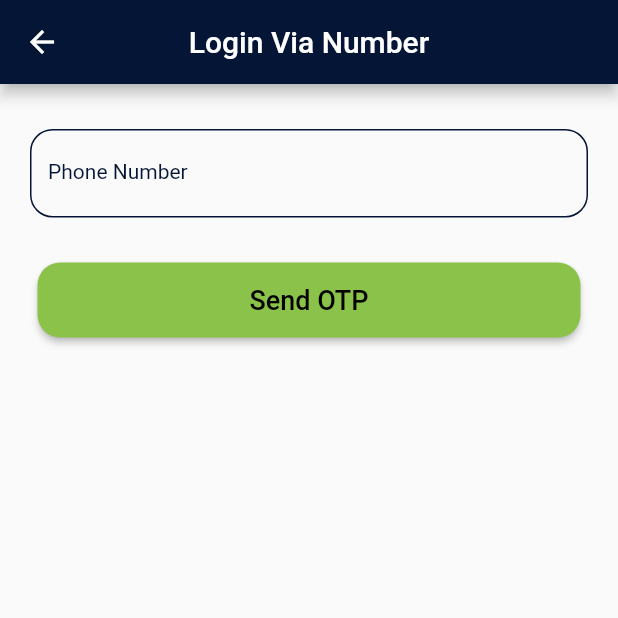
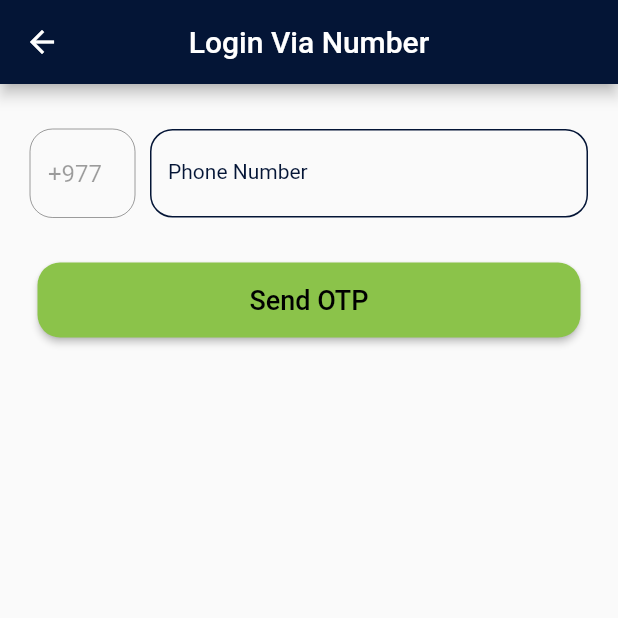
Before and after one commit to puzanadhikari/roomfinder, a Flutter app: the screen it shows after launch, after a tap on "Phone Number", on a phone screen of 412 x 824 dp, the top half of it. Run offline on Flutter 3.47's test engine with Material 2 defaults, Android fonts, the phone set to English and light mode, and no system bars; our stand-ins replace animated_notch_bottom_bar, cloud_firestore, firebase_auth, firebase_core, flutter_svg, fluttertoast and 3 more; missing offline and left inert: flutter_facebook_auth; accounts and stored records are empty; network calls fail.

Commit message:
changes of pin code

```diff
--- a/lib/loginViaNumber.dart
+++ b/lib/loginViaNumber.dart
@@ -1,5 +1,6 @@
 import 'package:firebase_auth/firebase_auth.dart';
 import 'package:flutter/material.dart';
+import 'package:loading_animation_widget/loading_animation_widget.dart';
 
 import 'Constants/styleConsts.dart';
 import 'otpPage.dart';
@@ -11,6 +12,7 @@ class LoginVIaNumber extends StatefulWidget {
 }
 
 class _LoginVIaNumberState extends State<LoginVIaNumber> {
+  bool isLoading = false;
   final TextEditingController _phoneController = TextEditingController();
   String _verificationId = '';
   @override
@@ -21,15 +23,39 @@ class _LoginVIaNumberState extends State<LoginVIaNumber> {
         centerTitle: true,
         backgroundColor: kThemeColor,
       ),
-      body: ListView(
+      body: isLoading == true ? Center(
+          child: LoadingAnimationWidget.discreteCircle(
+            color:kThemeColor,
+            size: 60,
+            secondRingColor: appBarColor,
+            thirdRingColor: Color(0xFFD9D9D9),
+          )) : ListView(
         children: [
           Padding(
             padding: const EdgeInsets.symmetric(horizontal: 20.0,vertical: 30.0),
-            child: TextFormField(
-              keyboardType: TextInputType.number,
-              controller: _phoneController,
-              decoration: KFormFieldDecoration.copyWith(
-                  labelText: "Phone Number"),
+            child:Row(
+              children: [
+                SizedBox(
+                  width: 70,
+                  child: TextFormField(
+                    initialValue: '+977',
+                    enabled: false,
+                    decoration: KFormFieldDecoration.copyWith(
+                      labelText: '',
+                      hintText: '+977',
+                    ),
+                  ),
+                ),
+                SizedBox(width: 10), // Add some space between the fields
+                Expanded(
+                  child: TextFormField(
+                    keyboardType: TextInputType.number,
+                    controller: _phoneController,
+                    decoration: KFormFieldDecoration.copyWith(
+                        labelText: "Phone Number"),
+                  ),
+                ),
+              ],
             ),
           ),
           Padding(
@@ -39,7 +65,12 @@ class _LoginVIaNumberState extends State<LoginVIaNumber> {
               width: MediaQuery.of(context).size.width,
               height: 50,
               child: ElevatedButton(
-                onPressed: _sendOTP,
+                onPressed: (){
+                  setState(() {
+                    isLoading = true;
+                  });
+                  _sendOTP();
+                },
                 child: Text("Send OTP",
                     style:
                     TextStyle(color: Colors.black, fontSize: 18)),
@@ -67,9 +98,15 @@ class _LoginVIaNumberState extends State<LoginVIaNumber> {
         verificationCompleted: (PhoneAuthCredential credential) async {
           await auth.signInWithCredential(credential);
           print('Phone number automatically verified and user signed in: ${auth.currentUser}');
+          setState(() {
+            isLoading = false;
+          });
         },
         verificationFailed: (FirebaseAuthException e) {
           print('Verification failed with error code: ${e.code}, message: ${e.message}');
+          setState(() {
+            isLoading = false;
+          });
           if (e.code == 'invalid-phone-number') {
             print('The provided phone number is not valid.');
           } else if (e.code == 'quota-exceeded') {
@@ -87,6 +124,7 @@ class _LoginVIaNumberState extends State<LoginVIaNumber> {
         codeSent: (String verificationId, int? resendToken) async {
           print('Code sent to $phoneNumber');
           setState(() {
+            isLoading=false;
             _verificationId = verificationId;
           });
           Navigator.push(
@@ -99,12 +137,16 @@ class _LoginVIaNumberState extends State<LoginVIaNumber> {
         codeAutoRetrievalTimeout: (String verificationId) {
           print('Auto retrieval timeout with verification ID: $verificationId');
           setState(() {
+            isLoading = false;
             _verificationId = verificationId;
           });
         },
       );
     } catch (e) {
       print('Error during phone number verification: $e');
+      setState(() {
+        isLoading = false;
+      });
     }
   }
 }
--- a/pubspec.yaml
+++ b/pubspec.yaml
@@ -37,6 +37,7 @@ dependencies:
   fluttertoast:
   flutter_facebook_auth: ^4.0.0
   loading_animation_widget:
+  pin_code_fields:
   flutter:
     sdk: flutter
 
```
Also changed, not shown: lib/otpPage.dart (+51 -19 lines), pubspec.lock.
